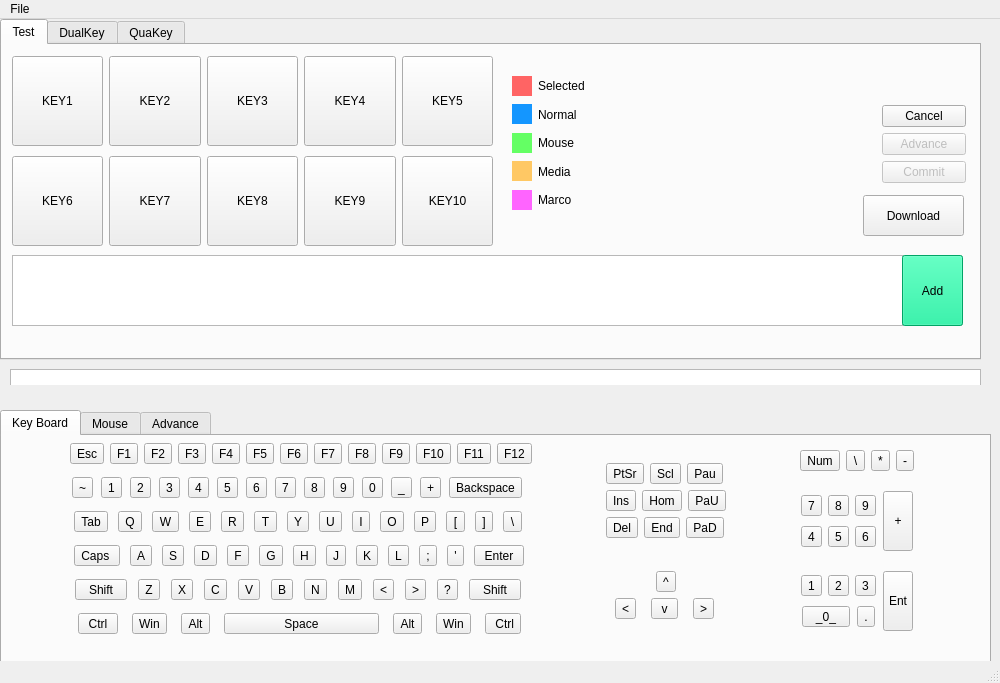
TabbycatPie/CustomKeyboard, file KeyBoardSetter/KeyboardSetter/mainwindow.ui: the form before one commit.
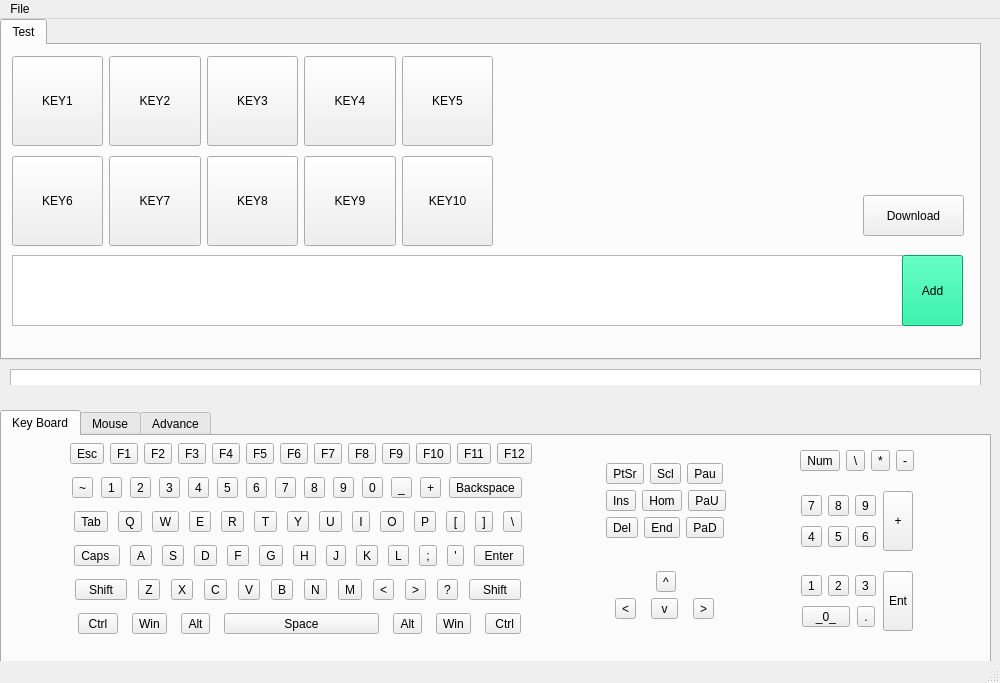
The form after the commit.

The edit to the form file:
```diff
--- a/KeyBoardSetter/KeyboardSetter/mainwindow.ui
+++ b/KeyBoardSetter/KeyboardSetter/mainwindow.ui
@@ -220,45 +220,6 @@
        </item>
       </layout>
      </widget>
-     <widget class="QWidget" name="verticalLayoutWidget">
-      <property name="geometry">
-       <rect>
-        <x>880</x>
-        <y>60</y>
-        <width>84</width>
-        <height>81</height>
-       </rect>
-      </property>
-      <layout class="QVBoxLayout" name="verticalLayout">
-       <item>
-        <widget class="QPushButton" name="btn_setcancel">
-         <property name="text">
-          <string>Cancel</string>
-         </property>
-        </widget>
-       </item>
-       <item>
-        <widget class="QPushButton" name="btn_advance">
-         <property name="enabled">
-          <bool>false</bool>
-         </property>
-         <property name="text">
-          <string>Advance</string>
-         </property>
-        </widget>
-       </item>
-       <item>
-        <widget class="QPushButton" name="btn_setcommit">
-         <property name="enabled">
-          <bool>false</bool>
-         </property>
-         <property name="text">
-          <string>Commit</string>
-         </property>
-        </widget>
-       </item>
-      </layout>
-     </widget>
      <widget class="QPushButton" name="btn_setadd">
       <property name="geometry">
        <rect>
@@ -318,183 +279,6 @@
        <string>Download</string>
       </property>
      </widget>
-     <widget class="QWidget" name="verticalLayoutWidget_2">
-      <property name="geometry">
-       <rect>
-        <x>510</x>
-        <y>30</y>
-        <width>111</width>
-        <height>136</height>
-       </rect>
-      </property>
-      <layout class="QVBoxLayout" name="verticalLayout_10">
-       <item>
-        <layout class="QHBoxLayout" name="horizontalLayout_23">
-         <item>
-          <widget class="QLabel" name="label_11">
-           <property name="minimumSize">
-            <size>
-             <width>20</width>
-             <height>20</height>
-            </size>
-           </property>
-           <property name="maximumSize">
-            <size>
-             <width>20</width>
-             <height>20</height>
-            </size>
-           </property>
-           <property name="styleSheet">
-            <string notr="true">background-color: rgb(255, 100, 100);</string>
-           </property>
-           <property name="text">
-            <string/>
-           </property>
-          </widget>
-         </item>
-         <item>
-          <widget class="QLabel" name="label_12">
-           <property name="text">
-            <string>Selected</string>
-           </property>
-          </widget>
-         </item>
-        </layout>
-       </item>
-       <item>
-        <layout class="QHBoxLayout" name="horizontalLayout_18">
-         <item>
-          <widget class="QLabel" name="label_2">
-           <property name="minimumSize">
-            <size>
-             <width>20</width>
-             <height>20</height>
-            </size>
-           </property>
-           <property name="maximumSize">
-            <size>
-             <width>20</width>
-             <height>20</height>
-            </size>
-           </property>
-           <property name="styleSheet">
-            <string notr="true">background-color: rgb(20, 150, 255);</string>
-           </property>
-           <property name="text">
-            <string/>
-           </property>
-          </widget>
-         </item>
-         <item>
-          <widget class="QLabel" name="label">
-           <property name="text">
-            <string>Normal</string>
-           </property>
-          </widget>
-         </item>
-        </layout>
-       </item>
-       <item>
-        <layout class="QHBoxLayout" name="horizontalLayout_24">
-         <item>
-          <widget class="QLabel" name="label_13">
-           <property name="minimumSize">
-            <size>
-             <width>20</width>
-             <height>20</height>
-            </size>
-           </property>
-           <property name="maximumSize">
-            <size>
-             <width>20</width>
-             <height>20</height>
-            </size>
-           </property>
-           <property name="styleSheet">
-            <string notr="true">background-color: rgb(100, 255, 100);</string>
-           </property>
-           <property name="text">
-            <string/>
-           </property>
-          </widget>
-         </item>
-         <item>
-          <widget class="QLabel" name="label_14">
-           <property name="text">
-            <string>Mouse</string>
-           </property>
-          </widget>
-         </item>
-        </layout>
-       </item>
-       <item>
-        <layout class="QHBoxLayout" name="horizontalLayout_22">
-         <item>
-          <widget class="QLabel" name="label_9">
-           <property name="minimumSize">
-            <size>
-             <width>20</width>
-             <height>20</height>
-            </size>
-           </property>
-           <property name="maximumSize">
-            <size>
-             <width>20</width>
-             <height>20</height>
-            </size>
-           </property>
-           <property name="styleSheet">
-            <string notr="true">background-color: rgb(255, 200, 100);</string>
-           </property>
-           <property name="text">
-            <string/>
-           </property>
-          </widget>
-         </item>
-         <item>
-          <widget class="QLabel" name="label_10">
-           <property name="text">
-            <string>Media</string>
-           </property>
-          </widget>
-         </item>
-        </layout>
-       </item>
-       <item>
-        <layout class="QHBoxLayout" name="horizontalLayout_19">
-         <item>
-          <widget class="QLabel" name="label_3">
-           <property name="minimumSize">
-            <size>
-             <width>20</width>
-             <height>20</height>
-            </size>
-           </property>
-           <property name="maximumSize">
-            <size>
-             <width>20</width>
-             <height>20</height>
-            </size>
-           </property>
-           <property name="styleSheet">
-            <string notr="true">background-color: rgb(255, 100, 255);</string>
-           </property>
-           <property name="text">
-            <string/>
-           </property>
-          </widget>
-         </item>
-         <item>
-          <widget class="QLabel" name="label_4">
-           <property name="text">
-            <string>Marco</string>
-           </property>
-          </widget>
-         </item>
-        </layout>
-       </item>
-      </layout>
-     </widget>
      <zorder>layoutWidget</zorder>
      <zorder>layoutWidget_7</zorder>
      <zorder>verticalLayoutWidget</zorder>
@@ -504,130 +288,6 @@
      <zorder>verticalLayoutWidget_2</zorder>
      <zorder>btn_setadd</zorder>
     </widget>
-    <widget class="QWidget" name="tab_dualkeys">
-     <attribute name="title">
-      <string>DualKey</string>
-     </attribute>
-     <widget class="QWidget" name="layoutWidget_8">
-      <property name="geometry">
-       <rect>
-        <x>10</x>
-        <y>20</y>
-        <width>201</width>
-        <height>101</height>
-       </rect>
-      </property>
-      <layout class="QHBoxLayout" name="horizontalLayout_11">
-       <item>
-        <widget class="QPushButton" name="btn_dualkey1">
-         <property name="minimumSize">
-          <size>
-           <width>90</width>
-           <height>90</height>
-          </size>
-         </property>
-         <property name="text">
-          <string>KEY1</string>
-         </property>
-        </widget>
-       </item>
-       <item>
-        <widget class="QPushButton" name="btn_dualkey2">
-         <property name="minimumSize">
-          <size>
-           <width>90</width>
-           <height>90</height>
-          </size>
-         </property>
-         <property name="text">
-          <string>KEY2</string>
-         </property>
-        </widget>
-       </item>
-      </layout>
-     </widget>
-    </widget>
-    <widget class="QWidget" name="tab_quakeys">
-     <attribute name="title">
-      <string>QuaKey</string>
-     </attribute>
-     <widget class="QWidget" name="layoutWidget_10">
-      <property name="geometry">
-       <rect>
-        <x>10</x>
-        <y>110</y>
-        <width>201</width>
-        <height>101</height>
-       </rect>
-      </property>
-      <layout class="QHBoxLayout" name="horizontalLayout_13">
-       <item>
-        <widget class="QPushButton" name="btn_quakey3">
-         <property name="minimumSize">
-          <size>
-           <width>90</width>
-           <height>90</height>
-          </size>
-         </property>
-         <property name="text">
-          <string>KEY3</string>
-         </property>
-        </widget>
-       </item>
-       <item>
-        <widget class="QPushButton" name="btn_quakey4">
-         <property name="minimumSize">
-          <size>
-           <width>90</width>
-           <height>90</height>
-          </size>
-         </property>
-         <property name="text">
-          <string>KEY4</string>
-         </property>
-        </widget>
-       </item>
-      </layout>
-     </widget>
-     <widget class="QWidget" name="layoutWidget_11">
-      <property name="geometry">
-       <rect>
-        <x>10</x>
-        <y>10</y>
-        <width>201</width>
-        <height>101</height>
-       </rect>
-      </property>
-      <layout class="QHBoxLayout" name="horizontalLayout_14">
-       <item>
-        <widget class="QPushButton" name="btn_quakey1">
-         <property name="minimumSize">
-          <size>
-           <width>90</width>
-           <height>90</height>
-          </size>
-         </property>
-         <property name="text">
-          <string>KEY1</string>
-         </property>
-        </widget>
-       </item>
-       <item>
-        <widget class="QPushButton" name="btn_quakey2">
-         <property name="minimumSize">
-          <size>
-           <width>90</width>
-           <height>90</height>
-          </size>
-         </property>
-         <property name="text">
-          <string>KEY2</string>
-         </property>
-        </widget>
-       </item>
-      </layout>
-     </widget>
-    </widget>
    </widget>
    <widget class="QTreeView" name="treeView">
     <property name="geometry">
```
Left out of the diff: 2 changed lines with no effect on the pictures.
